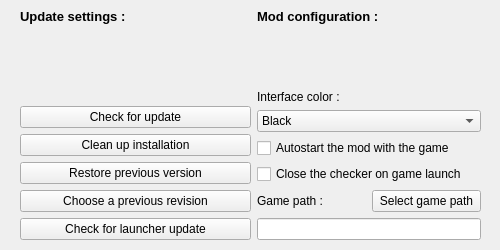
dbkblk/rand_launcher, file optionbox.ui: the form before one commit.
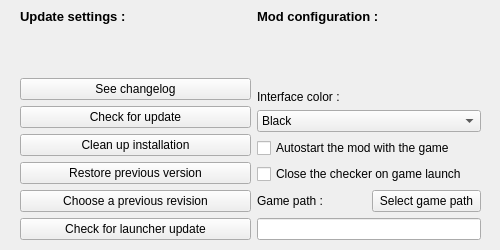
The form after the commit.

Commit message:
Changelog window, version info
- Add a changelog window in the options
- Add a version info of the mod and the launcher in the main window
- Updated TODO list

```diff
--- a/optionbox.ui
+++ b/optionbox.ui
@@ -57,6 +57,13 @@
         </property>
        </spacer>
       </item>
+      <item>
+       <widget class="QPushButton" name="opt_bt_update_2">
+        <property name="text">
+         <string>See changelog</string>
+        </property>
+       </widget>
+      </item>
       <item>
        <widget class="QPushButton" name="opt_bt_update">
         <property name="text">
```
The commit also changes 14 other files.
